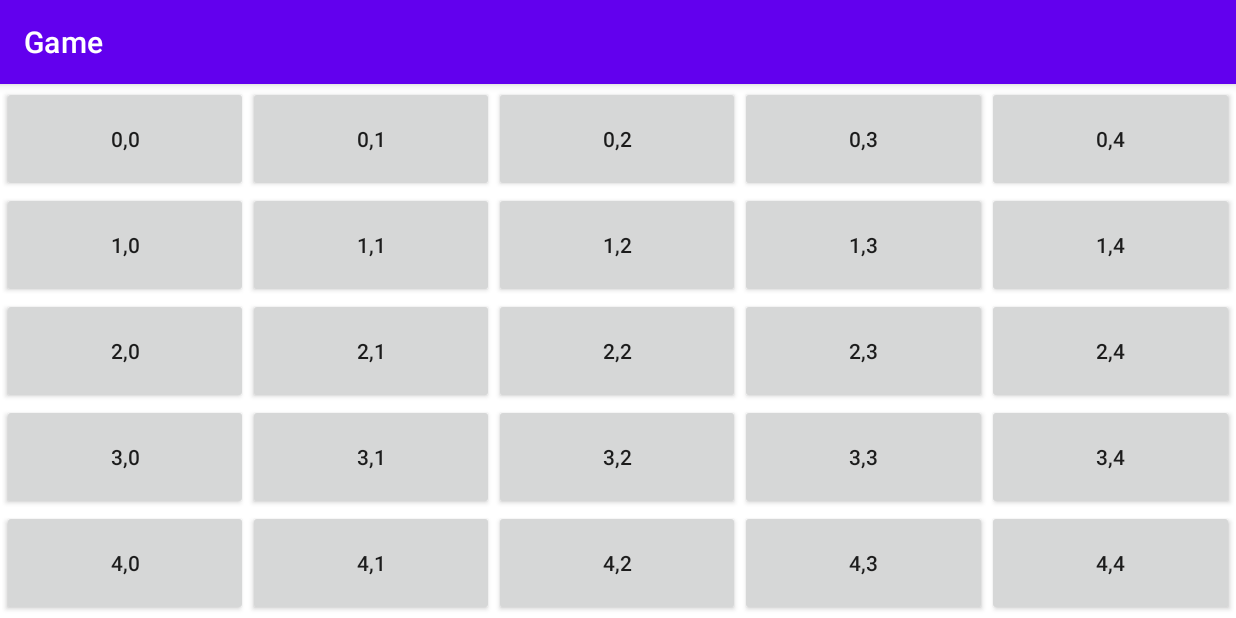
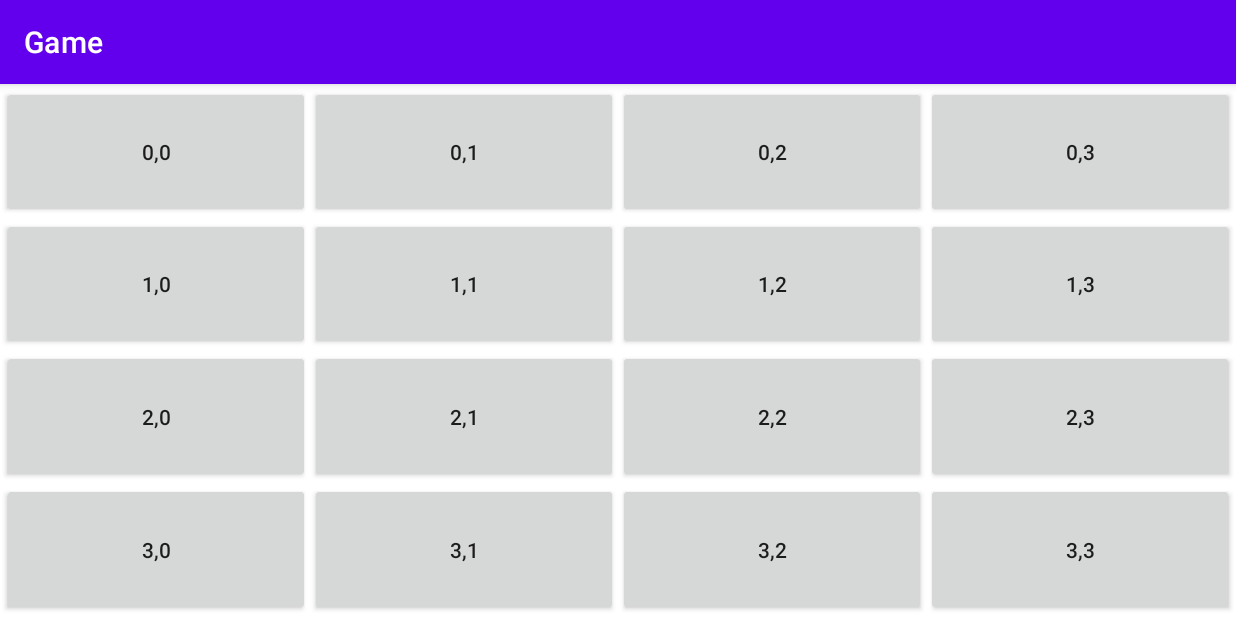
Before and after one commit to ethanchou128/pokeSweeper, an Android app: the Games screen opened directly, with no data from a screen before it, on a phone screen of 824 x 412 dp (held sideways). Run offline under Robolectric (Android 15) with nearby library versions, the phone set to English and light mode, and no system bars.

Commit message:
[Nick Wu] Added activities and functionality of buttons
Added menu activity, setting activity, help activity and added buttons to menu activity so it can access game, setting and help. Also added a click anywhere to begin button to main activity so it can access menu

```diff
--- a/app/src/main/java/cmpt276/as3/assignment3/Games.java
+++ b/app/src/main/java/cmpt276/as3/assignment3/Games.java
@@ -18,8 +18,8 @@ import android.widget.Toast;
 //test commit from Ethan's desktop
 public class Games extends AppCompatActivity {
 
-    private static final int NUM_ROWS = 5;
-    private static final int NUM_COLS = 5;
+    private static final int NUM_ROWS = 4;
+    private static final int NUM_COLS = 4;
 
     Button buttons[][] = new Button[NUM_ROWS][NUM_COLS];
 
--- a/app/src/main/java/cmpt276/as3/assignment3/MainActivity.java
+++ b/app/src/main/java/cmpt276/as3/assignment3/MainActivity.java
@@ -28,6 +28,7 @@ public class MainActivity extends AppCompatActivity {
         mainLayout.setOnClickListener(new View.OnClickListener() {
             @Override
             public void onClick(View view) {
+                // goes into menu activity
                 Intent i = Menu.makeLaunchIntent(MainActivity.this);
                 startActivity(i);
             }
--- a/app/src/main/java/cmpt276/as3/assignment3/Menu.java
+++ b/app/src/main/java/cmpt276/as3/assignment3/Menu.java
@@ -32,6 +32,7 @@ public class Menu extends AppCompatActivity {
         gameButton.setOnClickListener(new View.OnClickListener() {
             @Override
             public void onClick(View view) {
+                // goes into game activity
                 Intent i = Games.makeLaunchIntent(Menu.this);
                 startActivity(i);
             }
@@ -43,6 +44,7 @@ public class Menu extends AppCompatActivity {
         settingButton.setOnClickListener(new View.OnClickListener() {
             @Override
             public void onClick(View view) {
+                // goes into setting activity
                 Intent i = Settings.makeLaunchIntent(Menu.this);
                 startActivity(i);
             }
@@ -54,6 +56,7 @@ public class Menu extends AppCompatActivity {
         helpButton.setOnClickListener(new View.OnClickListener() {
             @Override
             public void onClick(View view) {
+                // goes into help activity
                 Intent i = Helps.makeLaunchIntent(Menu.this);
                 startActivity(i);
             }
--- a/app/src/main/java/cmpt276/as3/assignment3/Settings.java
+++ b/app/src/main/java/cmpt276/as3/assignment3/Settings.java
@@ -14,6 +14,7 @@ public class Settings extends AppCompatActivity {
         setContentView(R.layout.activity_settings);
         setTitle("Setting");
 
+        // get the intent
         Intent intent = getIntent();
     }
 
--- a/app/src/main/res/layout/activity_games.xml
+++ b/app/src/main/res/layout/activity_games.xml
@@ -16,10 +16,11 @@
         android:layout_marginEnd="1dp"
         android:layout_marginRight="1dp"
         android:layout_marginBottom="1dp"
+        android:stretchColumns="*"
         app:layout_constraintBottom_toBottomOf="parent"
         app:layout_constraintEnd_toEndOf="parent"
+        app:layout_constraintHorizontal_bias="0.0"
         app:layout_constraintStart_toStartOf="parent"
         app:layout_constraintTop_toTopOf="parent"
-        android:stretchColumns="*">
-    </TableLayout>
+        app:layout_constraintVertical_bias="0.0"></TableLayout>
 </androidx.constraintlayout.widget.ConstraintLayout>
--- a/app/src/main/res/layout/activity_helps.xml
+++ b/app/src/main/res/layout/activity_helps.xml
@@ -13,6 +13,8 @@
         android:text="TextView"
         app:layout_constraintBottom_toBottomOf="parent"
         app:layout_constraintEnd_toEndOf="parent"
+        app:layout_constraintHorizontal_bias="0.364"
         app:layout_constraintStart_toStartOf="parent"
-        app:layout_constraintTop_toTopOf="parent" />
+        app:layout_constraintTop_toTopOf="parent"
+        app:layout_constraintVertical_bias="0.405" />
 </androidx.constraintlayout.widget.ConstraintLayout>
--- a/app/src/main/res/layout/activity_main.xml
+++ b/app/src/main/res/layout/activity_main.xml
@@ -45,7 +45,7 @@
             android:layout_marginEnd="180dp"
             android:layout_marginRight="180dp"
             android:layout_marginBottom="180dp"
-            android:text="Click Anywhere to begin!"
+            android:text="Click anywhere to begin!"
             android:textSize="30sp"
             app:layout_constraintBottom_toTopOf="@+id/imageMainBackGround"
             app:layout_constraintEnd_toStartOf="@+id/imageMainBackGround"
--- a/app/src/main/res/layout/activity_menu.xml
+++ b/app/src/main/res/layout/activity_menu.xml
@@ -37,8 +37,8 @@
         android:text="Help"
         app:layout_constraintBottom_toBottomOf="parent"
         app:layout_constraintEnd_toEndOf="parent"
-        app:layout_constraintHorizontal_bias="0.903"
+        app:layout_constraintHorizontal_bias="0.92"
         app:layout_constraintStart_toStartOf="parent"
         app:layout_constraintTop_toTopOf="parent"
-        app:layout_constraintVertical_bias="0.881" />
+        app:layout_constraintVertical_bias="0.887" />
 </androidx.constraintlayout.widget.ConstraintLayout>
```
Also changed, not shown: app/src/main/res/layout/activity_settings.xml (+15 -0 lines).
